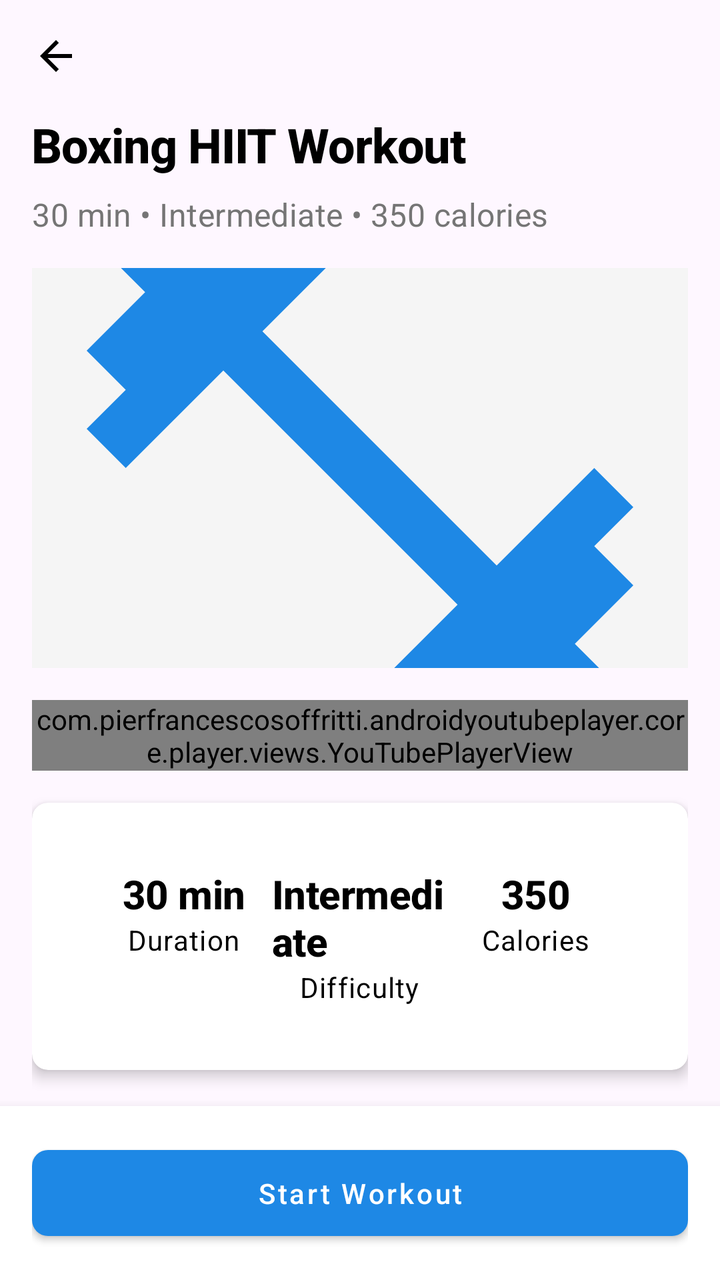
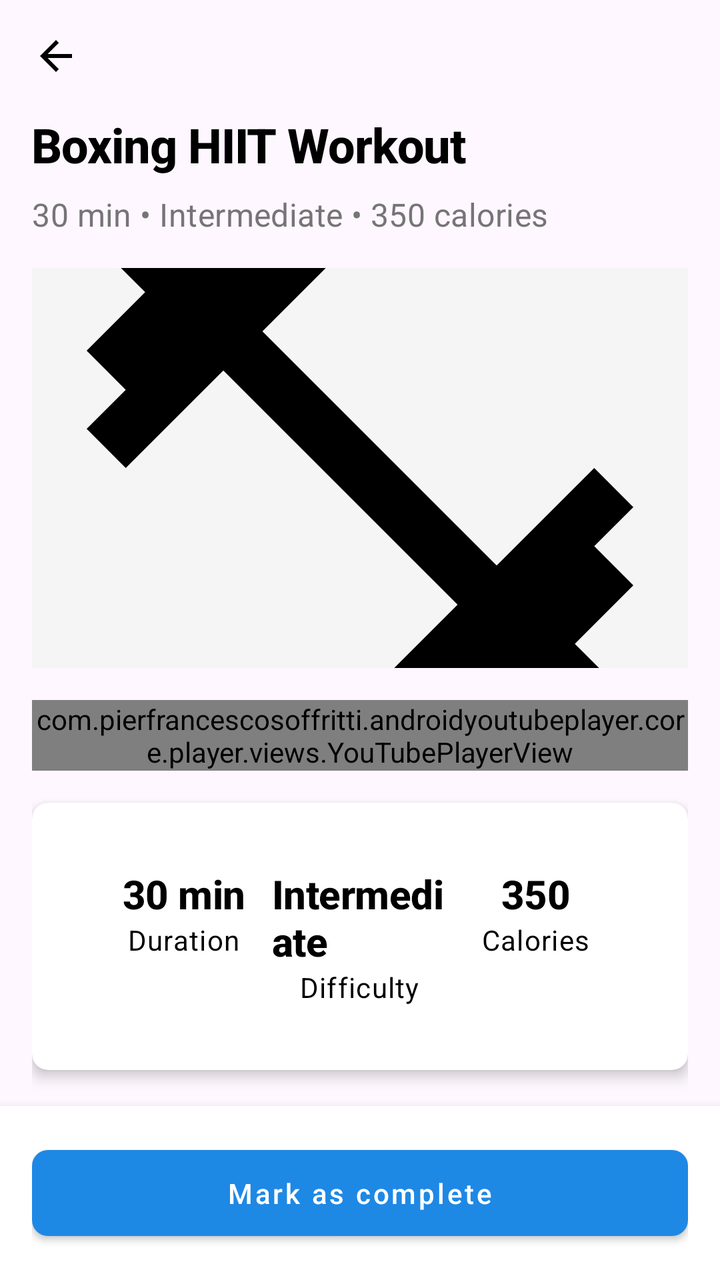

Compare the two renders of this Android layout. The source of the first and the diff that turns it into the second are given below.
<!-- AndroidManifest.xml: application theme Theme.Boxy -->
<!-- res/layout/fragment_workout_details.xml -->
<?xml version="1.0" encoding="utf-8"?>
<androidx.constraintlayout.widget.ConstraintLayout
    xmlns:android="http://schemas.android.com/apk/res/android"
    xmlns:app="http://schemas.android.com/apk/res-auto"
    xmlns:tools="http://schemas.android.com/tools"
    android:layout_width="match_parent"
    android:layout_height="match_parent">

    
    <ImageButton
        android:id="@+id/btn_back"
        android:layout_width="wrap_content"
        android:layout_height="wrap_content"
        android:layout_margin="16dp"
        android:background="?attr/selectableItemBackgroundBorderless"
        android:src="@drawable/ic_arrow_back"
        app:layout_constraintStart_toStartOf="parent"
        app:layout_constraintTop_toTopOf="parent" />

    
    <androidx.core.widget.NestedScrollView
        android:id="@+id/scroll_view"
        android:layout_width="match_parent"
        android:layout_height="0dp"
        app:layout_constraintTop_toBottomOf="@id/btn_back"
        app:layout_constraintBottom_toTopOf="@+id/layout_bottom_actions"
        app:layout_constraintEnd_toEndOf="parent"
        app:layout_constraintStart_toStartOf="parent">

        <LinearLayout
            android:layout_width="match_parent"
            android:layout_height="wrap_content"
            android:orientation="vertical"
            android:padding="16dp">

            <TextView
                android:id="@+id/tv_workout_title"
                android:layout_width="match_parent"
                android:layout_height="wrap_content"
                android:text="Boxing HIIT Workout"
                android:textAppearance="@style/TextAppearance.App.Headline1"
                android:textStyle="bold" />

            <TextView
                android:id="@+id/tv_workout_description"
                android:layout_width="match_parent"
                android:layout_height="wrap_content"
                android:layout_marginTop="8dp"
                android:text="30 min • Intermediate • 350 calories"
                android:textAppearance="@style/TextAppearance.App.Subtitle1" />

            
            <ImageView
                android:id="@+id/iv_workout"
                android:layout_width="match_parent"
                android:layout_height="200dp"
                android:layout_marginTop="16dp"
                android:contentDescription="@string/workout_image"
                android:scaleType="centerCrop"
                android:src="@drawable/ic_workouts"
                android:background="@color/gray_light"
                app:tint="@color/primary" />

            
            <com.pierfrancescosoffritti.androidyoutubeplayer.core.player.views.YouTubePlayerView
                android:id="@+id/youtube_player_view"
                android:layout_width="match_parent"
                android:layout_height="wrap_content"
                android:layout_marginTop="16dp" />

            
            <androidx.cardview.widget.CardView
                style="@style/CardView.App"
                android:layout_width="match_parent"
                android:layout_height="wrap_content"
                android:layout_marginTop="16dp">

                <LinearLayout
                    android:layout_width="match_parent"
                    android:layout_height="wrap_content"
                    android:orientation="horizontal"
                    android:padding="16dp">

                    <LinearLayout
                        android:layout_width="0dp"
                        android:layout_height="wrap_content"
                        android:layout_weight="1"
                        android:gravity="center"
                        android:orientation="vertical">

                        <TextView
                            android:id="@+id/tv_duration"
                            android:layout_width="wrap_content"
                            android:layout_height="wrap_content"
                            android:text="30 min"
                            android:textAppearance="@style/TextAppearance.App.Headline2"
                            android:textStyle="bold" />

                        <TextView
                            android:layout_width="wrap_content"
                            android:layout_height="wrap_content"
                            android:text="@string/duration"
                            android:textAppearance="@style/TextAppearance.App.Body1" />
                    </LinearLayout>

                    <LinearLayout
                        android:layout_width="0dp"
                        android:layout_height="wrap_content"
                        android:layout_weight="1"
                        android:gravity="center"
                        android:orientation="vertical">

                        <TextView
                            android:id="@+id/tv_difficulty"
                            android:layout_width="wrap_content"
                            android:layout_height="wrap_content"
                            android:text="Intermediate"
                            android:textAppearance="@style/TextAppearance.App.Headline2"
                            android:textStyle="bold" />

                        <TextView
                            android:layout_width="wrap_content"
                            android:layout_height="wrap_content"
                            android:text="@string/difficulty"
                            android:textAppearance="@style/TextAppearance.App.Body1" />
                    </LinearLayout>

                    <LinearLayout
                        android:layout_width="0dp"
                        android:layout_height="wrap_content"
                        android:layout_weight="1"
                        android:gravity="center"
                        android:orientation="vertical">

                        <TextView
                            android:id="@+id/tv_calories"
                            android:layout_width="wrap_content"
                            android:layout_height="wrap_content"
                            android:text="350"
                            android:textAppearance="@style/TextAppearance.App.Headline2"
                            android:textStyle="bold" />

                        <TextView
                            android:layout_width="wrap_content"
                            android:layout_height="wrap_content"
                            android:text="@string/calories"
                            android:textAppearance="@style/TextAppearance.App.Body1" />
                    </LinearLayout>
                </LinearLayout>
            </androidx.cardview.widget.CardView>

            
            <TextView
                android:layout_width="match_parent"
                android:layout_height="wrap_content"
                android:layout_marginTop="24dp"
                android:text="@string/description"
                android:textAppearance="@style/TextAppearance.App.Headline2" />

            <TextView
                android:id="@+id/tv_workout_full_description"
                android:layout_width="match_parent"
                android:layout_height="wrap_content"
                android:layout_marginTop="8dp"
                android:text="This high-intensity interval training workout combines boxing techniques with cardio exercises to help you burn calories and improve your boxing skills."
                android:textAppearance="@style/TextAppearance.App.Body1" />

            
            <TextView
                android:layout_width="match_parent"
                android:layout_height="wrap_content"
                android:layout_marginTop="24dp"
                android:text="@string/exercises"
                android:textAppearance="@style/TextAppearance.App.Headline2" />

            <androidx.recyclerview.widget.RecyclerView
                android:id="@+id/rv_exercises"
                android:layout_width="match_parent"
                android:layout_height="wrap_content"
                android:layout_marginTop="8dp"
                android:nestedScrollingEnabled="false"
                tools:itemCount="5"
                tools:listitem="@layout/item_exercise" />

        </LinearLayout>
    </androidx.core.widget.NestedScrollView>

    
    <LinearLayout
        android:id="@+id/layout_bottom_actions"
        android:layout_width="match_parent"
        android:layout_height="wrap_content"
        android:orientation="horizontal"
        android:padding="16dp"
        android:background="@color/white"
        android:elevation="8dp"
        app:layout_constraintBottom_toBottomOf="parent"
        app:layout_constraintEnd_toEndOf="parent"
        app:layout_constraintStart_toStartOf="parent">

        <Button
            android:id="@+id/btn_start_workout"
            style="@style/Button.App.Primary"
            android:layout_width="0dp"
            android:layout_height="wrap_content"
            android:layout_weight="1"
            android:text="@string/start_workout" />

    </LinearLayout>

</androidx.constraintlayout.widget.ConstraintLayout>
<!-- res/layout/item_exercise.xml (included above) -->
<?xml version="1.0" encoding="utf-8"?>
<androidx.cardview.widget.CardView xmlns:android="http://schemas.android.com/apk/res/android"
    xmlns:app="http://schemas.android.com/apk/res-auto"
    style="@style/CardView.App"
    android:layout_width="match_parent"
    android:layout_height="wrap_content"
    android:layout_marginBottom="8dp">

    <androidx.constraintlayout.widget.ConstraintLayout
        android:layout_width="match_parent"
        android:layout_height="wrap_content"
        android:padding="8dp">

        <TextView
            android:id="@+id/tv_exercise_number"
            android:layout_width="32dp"
            android:layout_height="32dp"
            android:background="@drawable/circle_background"
            android:gravity="center"
            android:text="1"
            android:textAppearance="@style/TextAppearance.App.Body1"
            android:textColor="@color/white"
            android:textStyle="bold"
            app:layout_constraintBottom_toBottomOf="parent"
            app:layout_constraintStart_toStartOf="parent"
            app:layout_constraintTop_toTopOf="parent" />

        <TextView
            android:id="@+id/tv_exercise_name"
            android:layout_width="0dp"
            android:layout_height="wrap_content"
            android:layout_marginStart="16dp"
            android:layout_marginEnd="16dp"
            android:text="Jab-Cross Combo"
            android:textAppearance="@style/TextAppearance.App.Subtitle1"
            android:textStyle="bold"
            app:layout_constraintEnd_toStartOf="@+id/tv_exercise_duration"
            app:layout_constraintStart_toEndOf="@+id/tv_exercise_number"
            app:layout_constraintTop_toTopOf="parent" />

        <TextView
            android:id="@+id/tv_exercise_description"
            android:layout_width="0dp"
            android:layout_height="wrap_content"
            android:layout_marginStart="16dp"
            android:layout_marginTop="4dp"
            android:layout_marginEnd="16dp"
            android:text="Alternate between jab and cross punches"
            android:textAppearance="@style/TextAppearance.App.Body1"
            app:layout_constraintEnd_toStartOf="@+id/tv_exercise_duration"
            app:layout_constraintStart_toEndOf="@+id/tv_exercise_number"
            app:layout_constraintTop_toBottomOf="@+id/tv_exercise_name" />

        <TextView
            android:id="@+id/tv_exercise_duration"
            android:layout_width="wrap_content"
            android:layout_height="wrap_content"
            android:text="60 sec"
            android:textAppearance="@style/TextAppearance.App.Body1"
            android:textStyle="bold"
            app:layout_constraintBottom_toBottomOf="parent"
            app:layout_constraintEnd_toEndOf="parent"
            app:layout_constraintTop_toTopOf="parent" />

    </androidx.constraintlayout.widget.ConstraintLayout>
</androidx.cardview.widget.CardView>
<!-- resources referenced by this layout -->
<resources>
  <color name="gray_light">#FFF5F5F5</color>
  <color name="primary">#FF1E88E5</color>
  <color name="white">#FFFFFFFF</color>
  <!-- drawable circle_background (drawable) -->
  <?xml version="1.0" encoding="utf-8"?>
  <shape xmlns:android="http://schemas.android.com/apk/res/android"
      android:shape="oval">
      <solid android:color="@color/primary" />
  </shape>
  <!-- drawable ic_arrow_back (drawable) -->
  <vector xmlns:android="http://schemas.android.com/apk/res/android"
      android:width="24dp"
      android:height="24dp"
      android:viewportWidth="24"
      android:viewportHeight="24">
      <path
          android:fillColor="#FF000000"
          android:pathData="M20,11H7.83l5.59,-5.59L12,4l-8,8 8,8 1.41,-1.41L7.83,13H20v-2z"/>
  </vector>
  <!-- drawable ic_workouts (drawable) -->
  <vector xmlns:android="http://schemas.android.com/apk/res/android"
      android:width="24dp"
      android:height="24dp"
      android:viewportWidth="24"
      android:viewportHeight="24">
      <path
          android:fillColor="#FF000000"
          android:pathData="M20.57,14.86L22,13.43 20.57,12 17,15.57 8.43,7 12,3.43 10.57,2 9.14,3.43 7.71,2 5.57,4.14 4.14,2.71 2.71,4.14l1.43,1.43L2,7.71l1.43,1.43L2,10.57 3.43,12 7,8.43 15.57,17 12,20.57 13.43,22l1.43,-1.43L16.29,22l2.14,-2.14 1.43,1.43 1.43,-1.43 -1.43,-1.43L22,16.29z"/>
  </vector>
  <string name="calories">Calories</string>
  <string name="description">Description</string>
  <string name="difficulty">Difficulty</string>
  <string name="duration">Duration</string>
  <string name="exercises">Exercises</string>
  <string name="start_workout">Start Workout</string>
  <string name="workout_image">Workout Image</string>
  <style name="Button.App.Primary" parent="Widget.MaterialComponents.Button">
          <item name="android:textColor">@color/white</item>
          <item name="backgroundTint">@color/primary</item>
          <item name="cornerRadius">8dp</item>
          <item name="android:paddingStart">24dp</item>
          <item name="android:paddingEnd">24dp</item>
          <item name="android:paddingTop">12dp</item>
          <item name="android:paddingBottom">12dp</item>
          <item name="android:textAllCaps">false</item>
      </style>
  <style name="CardView.App" parent="Widget.MaterialComponents.CardView">
          <item name="cardCornerRadius">8dp</item>
          <item name="cardElevation">4dp</item>
          <item name="contentPadding">16dp</item>
          <item name="cardBackgroundColor">@color/card_background</item>
      </style>
  <style name="TextAppearance.App.Body1" parent="TextAppearance.MaterialComponents.Body1">
          <item name="fontFamily">sans-serif</item>
          <item name="android:textSize">14sp</item>
          <item name="android:textColor">@color/black</item>
      </style>
  <style name="TextAppearance.App.Headline1" parent="TextAppearance.MaterialComponents.Headline1">
          <item name="fontFamily">sans-serif-medium</item>
          <item name="android:textSize">24sp</item>
          <item name="android:textColor">@color/black</item>
      </style>
  <style name="TextAppearance.App.Headline2" parent="TextAppearance.MaterialComponents.Headline2">
          <item name="fontFamily">sans-serif-medium</item>
          <item name="android:textSize">20sp</item>
          <item name="android:textColor">@color/black</item>
      </style>
  <style name="TextAppearance.App.Subtitle1" parent="TextAppearance.MaterialComponents.Subtitle1">
          <item name="fontFamily">sans-serif</item>
          <item name="android:textSize">16sp</item>
          <item name="android:textColor">@color/gray_dark</item>
      </style>
  <style name="Theme.Boxy" parent="Base.Theme.Boxy" />
  <color name="card_background">#FFFFFFFF</color>
  <color name="black">#FF000000</color>
  <color name="gray_dark">#FF757575</color>
  <style name="Base.Theme.Boxy" parent="Theme.Material3.DayNight.NoActionBar">
          
          
      </style>
</resources>

<!-- the commit's change to res/layout/fragment_workout_details.xml (unified diff, before → after) -->
@@ -58,8 +58,7 @@
                 android:contentDescription="@string/workout_image"
                 android:scaleType="centerCrop"
                 android:src="@drawable/ic_workouts"
-                android:background="@color/gray_light"
-                app:tint="@color/primary" />
+                android:background="@color/gray_light" />
 
             
             <com.pierfrancescosoffritti.androidyoutubeplayer.core.player.views.YouTubePlayerView
@@ -162,7 +161,7 @@
                 android:layout_width="match_parent"
                 android:layout_height="wrap_content"
                 android:layout_marginTop="8dp"
-                android:text="This high-intensity interval training workout combines boxing techniques with cardio exercises to help you burn calories and improve your boxing skills."
+                android:text="This high-intensity interval training workout combines boxing techniques with cardio exercises..."
                 android:textAppearance="@style/TextAppearance.App.Body1" />
 
             
@@ -204,7 +203,7 @@
             android:layout_width="0dp"
             android:layout_height="wrap_content"
             android:layout_weight="1"
-            android:text="@string/start_workout" />
+            android:text="Mark as complete" />
 
     </LinearLayout>
 
<!-- resource entries referenced after the edit -->
@@ -34,7 +34,6 @@
   <string name="difficulty">Difficulty</string>
   <string name="duration">Duration</string>
   <string name="exercises">Exercises</string>
-  <string name="start_workout">Start Workout</string>
   <string name="workout_image">Workout Image</string>
   <style name="Button.App.Primary" parent="Widget.MaterialComponents.Button">
           <item name="android:textColor">@color/white</item>
